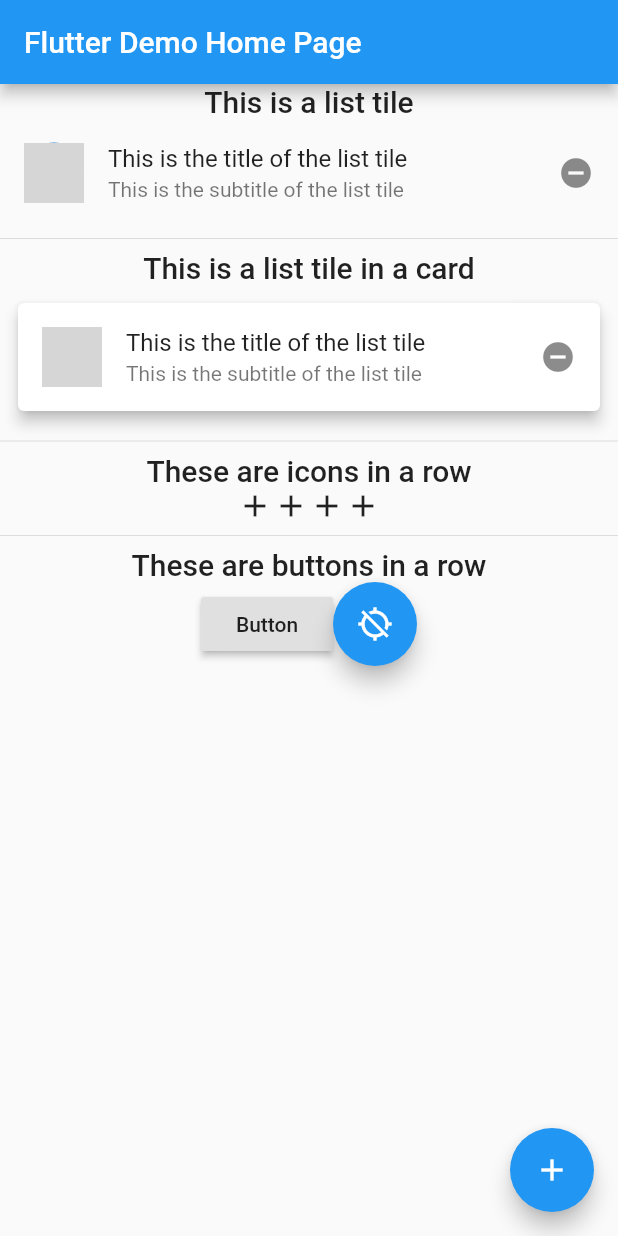
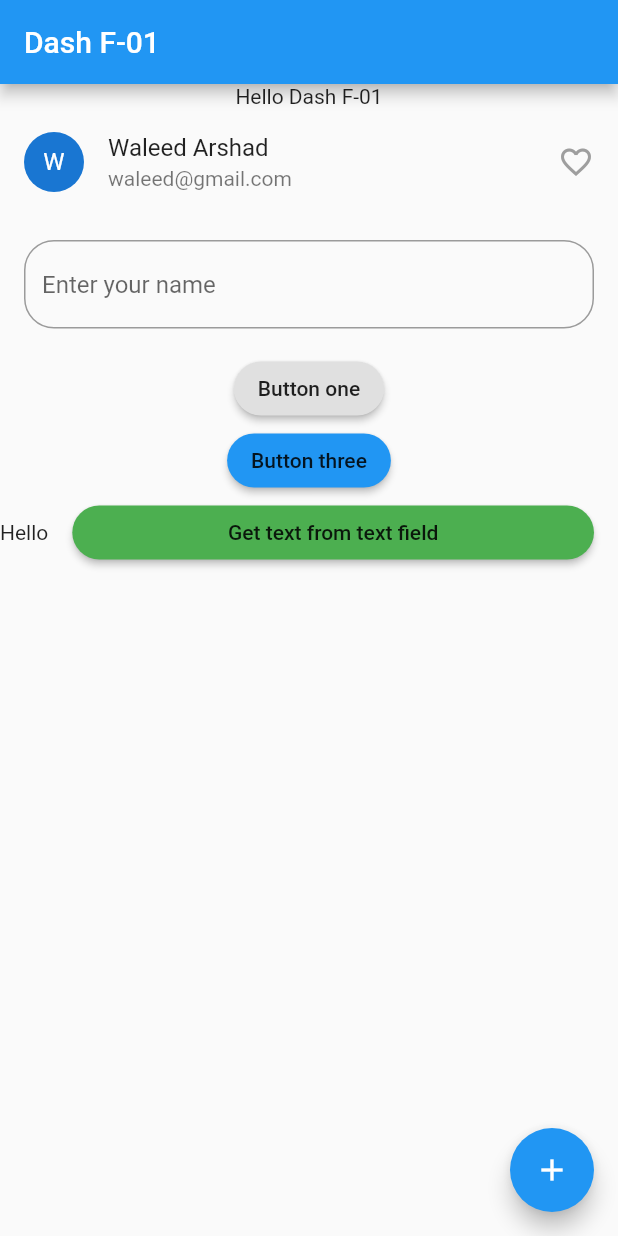
Before and after one commit to wal33d006/flutter_for_very_beginners, a Flutter app: the screen it shows after launch, on a phone screen of 412 x 824 dp. Run offline on Flutter 3.47's test engine with Material 2 defaults, Android fonts, the phone set to English and light mode, and no system bars; grey boxes are pictures that could not be loaded.

Commit message:
Update session-01 for Dash F01

```diff
--- a/lib/main.dart
+++ b/lib/main.dart
@@ -1,24 +1,15 @@
 import 'package:flutter/material.dart';
+import 'package:flutter_for_very_beginners/my_new_screen.dart';
 
 void main() => runApp(MyApp());
 
 class MyApp extends StatelessWidget {
-  // This widget is the root of your application.
   @override
   Widget build(BuildContext context) {
     return MaterialApp(
       debugShowCheckedModeBanner: false,
       title: 'Flutter Demo',
       theme: ThemeData(
-        // This is the theme of your application.
-        //
-        // Try running your application with "flutter run". You'll see the
-        // application has a blue toolbar. Then, without quitting the app, try
-        // changing the primarySwatch below to Colors.green and then invoke
-        // "hot reload" (press "r" in the console where you ran "flutter run",
-        // or simply save your changes to "hot reload" in a Flutter IDE).
-        // Notice that the counter didn't reset back to zero; the application
-        // is not restarted.
         primarySwatch: Colors.blue,
       ),
       home: MyHomePage(title: 'Flutter Demo Home Page'),
@@ -28,16 +19,6 @@ class MyApp extends StatelessWidget {
 
 class MyHomePage extends StatefulWidget {
   MyHomePage({Key key, this.title}) : super(key: key);
-
-  // This widget is the home page of your application. It is stateful, meaning
-  // that it has a State object (defined below) that contains fields that affect
-  // how it looks.
-
-  // This class is the configuration for the state. It holds the values (in this
-  // case the title) provided by the parent (in this case the App widget) and
-  // used by the build method of the State. Fields in a Widget subclass are
-  // always marked "final".
-
   final String title;
 
   @override
@@ -45,129 +26,116 @@ class MyHomePage extends StatefulWidget {
 }
 
 class _MyHomePageState extends State<MyHomePage> {
-  int _counter = 0;
-
-  void _incrementCounter() {
-    setState(() {
-      // This call to setState tells the Flutter framework that something has
-      // changed in this State, which causes it to rerun the build method below
-      // so that the display can reflect the updated values. If we changed
-      // _counter without calling setState(), then the build method would not be
-      // called again, and so nothing would appear to happen.
-      _counter++;
-    });
-  }
+  TextEditingController controller = TextEditingController();
+  Color myButtonColor = Colors.blue;
+  Color myIconColor = Colors.grey;
+  IconData myIcon = Icons.favorite_border;
+  GlobalKey<FormState> formKey = GlobalKey<FormState>();
 
   @override
   Widget build(BuildContext context) {
-    // This method is rerun every time setState is called, for instance as done
-    // by the _incrementCounter method above.
-    //
-    // The Flutter framework has been optimized to make rerunning build methods
-    // fast, so that you can just rebuild anything that needs updating rather
-    // than having to individually change instances of widgets.
     return Scaffold(
       appBar: AppBar(
-        // Here we take the value from the MyHomePage object that was created by
-        // the App.build method, and use it to set our appbar title.
-        title: Text(widget.title),
+        title: Text('Dash F-01'),
       ),
-      body: Center(
-        // Center is a layout widget. It takes a single child and positions it
-        // in the middle of the parent.
-        child: ListView(
-          // Column is also a layout widget. It takes a list of children and
-          // arranges them vertically. By default, it sizes itself to fit its
-          // children horizontally, and tries to be as tall as its parent.
-          //
-          // Invoke "debug painting" (press "p" in the console, choose the
-          // "Toggle Debug Paint" action from the Flutter Inspector in Android
-          // Studio, or the "Toggle Debug Paint" command in Visual Studio Code)
-          // to see the wireframe for each widget.
-          //
-          // Column has various properties to control how it sizes itself and
-          // how it positions its children. Here we use mainAxisAlignment to
-          // center the children vertically; the main axis here is the vertical
-          // axis because Columns are vertical (the cross axis would be
-          // horizontal).
+      floatingActionButton: FloatingActionButton(
+        child: Icon(Icons.add),
+        onPressed: () {
+          if (formKey.currentState.validate()) {
+            Navigator.of(context).push(
+              MaterialPageRoute(
+                builder: (context) => MyNewScreen(controller.text),
+              ),
+            );
+          }
+        },
+      ),
+      body: Column(
         children: <Widget>[
-            Text(
-              'This is a list tile',
-              style: Theme.of(context).textTheme.title,
-              textAlign: TextAlign.center,
+          Text('Hello Dash F-01'),
+          ListTile(
+            title: Text('Waleed Arshad'),
+            onTap: () {},
+            subtitle: Text('waleed@gmail.com'),
+            leading: CircleAvatar(
+              child: Text('W'),
             ),
-            ListTile(
-              leading: CircleAvatar(
-                backgroundImage: NetworkImage(
-                    'https://lh3.googleusercontent.com/G5oF0mhpOcQzFTrU6TDUL0JoAjzRt38weiZKua7L61WVT1z3dPcE9gUu-W2EwtM9cZU'),
+            trailing: GestureDetector(
+              child: Icon(myIcon, color: myIconColor),
+              onTap: () {
+                setState(() {
+                  if (myIcon == Icons.favorite_border) {
+                    myIcon = Icons.favorite;
+                    myIconColor = Colors.red;
+                  } else {
+                    myIcon = Icons.favorite_border;
+                    myIconColor = Colors.grey;
+                  }
+                });
+              },
             ),
-              title: Text('This is the title of the list tile'),
-              subtitle: Text('This is the subtitle of the list tile'),
-              trailing: Icon(Icons.remove_circle),
-            ),
-            Divider(),
-            Text(
-              'This is a list tile in a card',
-              style: Theme.of(context).textTheme.title,
-              textAlign: TextAlign.center,
           ),
           Padding(
-              padding: const EdgeInsets.all(8.0),
-              child: Card(
-                elevation: 4.0,
-                child: ListTile(
-                  leading: CircleAvatar(
-                    backgroundImage: NetworkImage(
-                        'https://lh3.googleusercontent.com/G5oF0mhpOcQzFTrU6TDUL0JoAjzRt38weiZKua7L61WVT1z3dPcE9gUu-W2EwtM9cZU'),
-                  ),
-                  title: Text('This is the title of the list tile'),
-                  subtitle: Text('This is the subtitle of the list tile'),
-                  trailing: Icon(Icons.remove_circle),
+            padding: const EdgeInsets.all(16.0),
+            child: Form(
+              key: formKey,
+              child: TextFormField(
+                validator: (value) {
+                  if (value.isEmpty) {
+                    return 'Input is required';
+                  }
+                  return null;
+                },
+                controller: controller,
+                decoration: InputDecoration(
+                    hintText: 'Enter your name',
+                    border: OutlineInputBorder(
+                        borderRadius: BorderRadius.circular(20.0))),
               ),
             ),
           ),
-            Divider(),
-            Text(
-              'These are icons in a row',
-              style: Theme.of(context).textTheme.title,
-              textAlign: TextAlign.center,
+          RaisedButton(
+            shape: StadiumBorder(),
+            child: Text('Button one'),
+            onPressed: () {
+              print('Hello world');
+            },
+          ),
+          RaisedButton(
+            color: myButtonColor,
+            shape: StadiumBorder(),
+            child: Text('Button three'),
+            onPressed: () {
+              print('Hello world');
+            },
           ),
           Row(
-              mainAxisAlignment: MainAxisAlignment.center,
             children: <Widget>[
-                Icon(Icons.add),
-                Icon(Icons.add),
-                Icon(Icons.add),
-                Icon(Icons.add),
+              Text('Hello'),
+              Expanded(
+                child: Padding(
+                  padding: const EdgeInsets.only(left: 16.0, right: 16.0),
+                  child: RaisedButton(
+                    shape: StadiumBorder(),
+                    child: Text('Get text from text field'),
+                    onPressed: () {
+                      print(controller.text);
+                      setState(() {
+                        if (myButtonColor == Colors.blue) {
+                          myButtonColor = Colors.orange;
+                        } else {
+                          myButtonColor = Colors.blue;
+                        }
+                      });
+                    },
+                    color: Colors.green,
+                  ),
+                ),
+              ),
+            ],
+          )
         ],
       ),
-            Divider(),
-            Text(
-              'These are buttons in a row',
-              style: Theme.of(context).textTheme.title,
-              textAlign: TextAlign.center,
-            ),
-            Row(
-              mainAxisAlignment: MainAxisAlignment.center,
-              children: <Widget>[
-                RaisedButton(
-                  onPressed: () {},
-                  child: Text('Button'),
-                ),
-                FloatingActionButton(
-                  onPressed: () {},
-                  child: Icon(Icons.gps_off),
-                ),
-              ],
-            ),
-          ],
-        ),
-      ),
-      floatingActionButton: FloatingActionButton(
-        onPressed: _incrementCounter,
-        tooltip: 'Increment',
-        child: Icon(Icons.add),
-      ), // This trailing comma makes auto-formatting nicer for build methods.
     );
   }
 }
--- /dev/null
+++ b/lib/my_new_screen.dart
@@ -0,0 +1,19 @@
+import 'package:flutter/material.dart';
+
+class MyNewScreen extends StatelessWidget {
+  final String text;
+  MyNewScreen(this.text);
+
+  @override
+  Widget build(BuildContext context) {
+    return Scaffold(
+      appBar: AppBar(
+        title: Text('My new screen'),
+      ),
+      body: Center(
+        child: Text(text),
+      ),
+    );
+  }
+
+}
```
Lines whose indentation alone changed are shown as unchanged.
